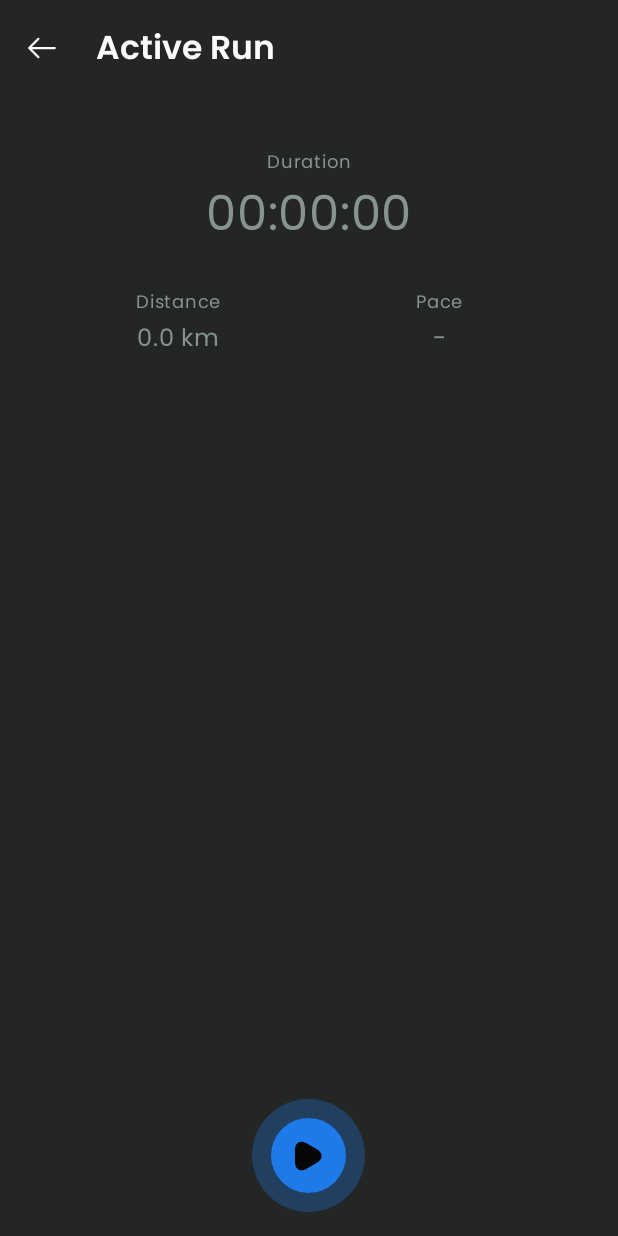
After one commit to Vincicent/RunApp, an Android app built with Jetpack Compose: the composable ActiveRunScreen shown on its own in the app's theme, on a phone screen of 412 x 824 dp. The commit adds this screen. Run offline under Robolectric (Android 15) with nearby library versions, the phone set to English and light mode, and no system bars.

Commit message:
feat(run) create active run screen skeleton

```diff
--- /dev/null
+++ b/core/domain/src/main/java/com/vincicent/core/domain/location/Location.kt
@@ -0,0 +1,6 @@
+package com.vincicent.core.domain.location
+
+data class Location(
+    val lat: Double,
+    val long: Double
+)
--- /dev/null
+++ b/core/domain/src/main/java/com/vincicent/core/domain/location/LocationWithAltitude.kt
@@ -0,0 +1,6 @@
+package com.vincicent.core.domain.location
+
+data class LocationWithAltitude(
+    val location: Location,
+    val altitude: Double
+)
--- /dev/null
+++ b/core/presentation/ui/src/main/java/com/vincicent/core/presentation/ui/RunDataFormatters.kt
@@ -0,0 +1,36 @@
+package com.vincicent.core.presentation.ui
+
+import kotlin.math.pow
+import kotlin.math.round
+import kotlin.math.roundToInt
+import kotlin.time.Duration
+
+fun Duration.formatted(): String {
+    val totalSeconds = inWholeSeconds
+    val hours = String.format("%02d", totalSeconds / 3600)
+    val minutes = String.format("%02d", (totalSeconds % 3600) / 60)
+    val seconds = String.format("%02d", totalSeconds % 60)
+
+    return "$hours:$minutes:$seconds"
+}
+
+fun Double.toFormattedKm(): String {
+    return "${this.roundToDecimals(1)} km"
+}
+
+fun Duration.toFormattedPace(distanceKm: Double): String {
+    if (this == Duration.ZERO || distanceKm <= 0.0) {
+        return "-"
+    }
+
+    val secondsPerKm = (this.inWholeSeconds / distanceKm).roundToInt()
+    val averagePaceMinutes = secondsPerKm / 60
+    val averagePaceSeconds = String.format("%02d", secondsPerKm % 60)
+
+    return "$averagePaceMinutes:$averagePaceSeconds / km"
+}
+
+private fun Double.roundToDecimals(decimalCount: Int): Double {
+    val factor = 10f.pow(decimalCount)
+    return round(this * factor) / factor
+}
--- a/run/domain/build.gradle.kts
+++ b/run/domain/build.gradle.kts
@@ -4,4 +4,6 @@ plugins {
 
 dependencies {
     implementation(libs.kotlinx.coroutines.core)
+
+    implementation(projects.core.domain)
 }
--- a/run/domain/src/main/java/com/vincicent/run/domain/MyClass.kt
+++ /dev/null
@@ -1,4 +0,0 @@
-package com.vincicent.run.domain
-
-class MyClass {
-}
--- /dev/null
+++ b/run/domain/src/main/java/com/vincicent/run/domain/RunData.kt
@@ -0,0 +1,10 @@
+package com.vincicent.run.domain
+
+import com.vincicent.core.domain.location.LocationTimestamp
+import kotlin.time.Duration
+
+data class RunData(
+    val distanceMeters: Int = 0,
+    val pace: Duration = Duration.ZERO,
+    val locations: List<List<LocationTimestamp>> = emptyList()
+)
--- /dev/null
+++ b/run/presentation/src/main/java/com/vincicent/run/presentation/active_run/ActiveRunScreen.kt
@@ -0,0 +1,99 @@
+@file:OptIn(ExperimentalMaterial3Api::class)
+
+package com.vincicent.run.presentation.active_run
+
+import androidx.compose.foundation.background
+import androidx.compose.foundation.layout.Box
+import androidx.compose.foundation.layout.fillMaxSize
+import androidx.compose.foundation.layout.fillMaxWidth
+import androidx.compose.foundation.layout.padding
+import androidx.compose.material3.ExperimentalMaterial3Api
+import androidx.compose.material3.MaterialTheme
+import androidx.compose.runtime.Composable
+import androidx.compose.ui.Modifier
+import androidx.compose.ui.res.stringResource
+import androidx.compose.ui.tooling.preview.Preview
+import androidx.compose.ui.unit.dp
+import com.vincicent.core.presentation.designsystem.RunAppTheme
+import com.vincicent.core.presentation.designsystem.StartIcon
+import com.vincicent.core.presentation.designsystem.StopIcon
+import com.vincicent.core.presentation.designsystem.components.RunAppFloatingActionButton
+import com.vincicent.core.presentation.designsystem.components.RunAppScaffold
+import com.vincicent.core.presentation.designsystem.components.RunAppToolbar
+import com.vincicent.run.presentation.R
+import com.vincicent.run.presentation.active_run.components.RunDataCard
+import org.koin.androidx.compose.koinViewModel
+
+@Composable
+fun ActiveRunScreenRoot(
+    viewModel: ActiveRunViewModel = koinViewModel()
+) {
+    ActiveRunScreen(
+        state = viewModel.state,
+        onAction = viewModel::onAction
+    )
+}
+
+@Composable
+fun ActiveRunScreen(
+    state: ActiveRunState,
+    onAction: (ActiveRunAction) -> Unit
+) {
+    RunAppScaffold(
+        withGradient = false,
+        topAppBar = {
+            RunAppToolbar(
+                showBackButton = true,
+                title = stringResource(id = R.string.active_run),
+                onBackClick = {
+                    onAction(ActiveRunAction.OnBackClick)
+                }
+            )
+        },
+        floatingActionButton = {
+            RunAppFloatingActionButton(
+                icon = if (state.shouldTrack) {
+                    StopIcon
+                } else {
+                    StartIcon
+                },
+                onClick = {
+                    onAction(ActiveRunAction.OnToggleRunClick)
+                },
+                iconSize = 20.dp,
+                contentDescription = if (state.shouldTrack) {
+                    stringResource(id = R.string.pause_run)
+                } else {
+                    stringResource(id = R.string.start_run)
+                }
+            )
+        }
+    ) { padding ->
+        Box(
+            modifier = Modifier
+                .fillMaxSize()
+                .background(MaterialTheme.colorScheme.surface)
+        ) {
+            RunDataCard(
+                elapsedTime = state.elapsedTime,
+                runData = state.runData,
+                modifier = Modifier
+                    .padding(16.dp)
+                    .padding(padding)
+                    .fillMaxWidth()
+            )
+        }
+
+    }
+}
+
+@Preview
+@Composable
+private fun ActiveRunScreenPreview() {
+    RunAppTheme {
+        ActiveRunScreen(
+            state = ActiveRunState(),
+            onAction = {}
+        )
+    }
+}
--- /dev/null
+++ b/run/presentation/src/main/java/com/vincicent/run/presentation/active_run/ActiveRunState.kt
@@ -0,0 +1,15 @@
+package com.vincicent.run.presentation.active_run
+
+import com.vincicent.core.domain.location.Location
+import com.vincicent.run.domain.RunData
+import kotlin.time.Duration
+
+data class ActiveRunState(
+    val elapsedTime: Duration = Duration.ZERO,
+    val runData: RunData = RunData(),
+    val shouldTrack: Boolean = false,
+    val hasStartedRunning: Boolean = false,
+    val currentLocation: Location? = null,
+    val isRunFinished: Boolean = false,
+    val isSavingRun: Boolean = false
+)
--- /dev/null
+++ b/run/presentation/src/main/java/com/vincicent/run/presentation/active_run/components/RunDataCard.kt
@@ -0,0 +1,115 @@
+package com.vincicent.run.presentation.active_run.components
+
+import androidx.compose.foundation.background
+import androidx.compose.foundation.layout.Arrangement
+import androidx.compose.foundation.layout.Column
+import androidx.compose.foundation.layout.Row
+import androidx.compose.foundation.layout.Spacer
+import androidx.compose.foundation.layout.defaultMinSize
+import androidx.compose.foundation.layout.fillMaxWidth
+import androidx.compose.foundation.layout.height
+import androidx.compose.foundation.layout.padding
+import androidx.compose.foundation.shape.RoundedCornerShape
+import androidx.compose.material3.MaterialTheme
+import androidx.compose.material3.Text
+import androidx.compose.runtime.Composable
+import androidx.compose.ui.Alignment
+import androidx.compose.ui.Modifier
+import androidx.compose.ui.draw.clip
+import androidx.compose.ui.res.stringResource
+import androidx.compose.ui.tooling.preview.Preview
+import androidx.compose.ui.unit.TextUnit
+import androidx.compose.ui.unit.dp
+import androidx.compose.ui.unit.sp
+import com.vincicent.core.presentation.designsystem.RunAppTheme
+import com.vincicent.core.presentation.ui.formatted
+import com.vincicent.core.presentation.ui.toFormattedKm
+import com.vincicent.core.presentation.ui.toFormattedPace
+import com.vincicent.run.domain.RunData
+import com.vincicent.run.presentation.R
+import kotlin.time.Duration
+import kotlin.time.Duration.Companion.hours
+import kotlin.time.Duration.Companion.minutes
+
+private const val ONE_KM_IN_METERS = 1000.0
+
+@Composable
+fun RunDataCard(
+    elapsedTime: Duration,
+    runData: RunData,
+    modifier: Modifier = Modifier
+) {
+    Column(
+        modifier = modifier
+            .clip(RoundedCornerShape(15.dp))
+            .background(MaterialTheme.colorScheme.surface)
+            .padding(16.dp),
+        horizontalAlignment = Alignment.CenterHorizontally
+    ) {
+        RunDataItem(
+            title = stringResource(id = R.string.duration),
+            value = elapsedTime.formatted(),
+            valueFontSize = 32.sp
+        )
+        Spacer(modifier = Modifier.height(24.dp))
+        Row(
+            modifier = Modifier
+                .fillMaxWidth(),
+            verticalAlignment = Alignment.CenterVertically,
+            horizontalArrangement = Arrangement.SpaceAround
+        ) {
+            RunDataItem(
+                title = stringResource(id = R.string.distance),
+                value = (runData.distanceMeters / ONE_KM_IN_METERS).toFormattedKm(),
+                modifier = Modifier
+                    .defaultMinSize(minWidth = 75.dp)
+            )
+            RunDataItem(
+                title = stringResource(id = R.string.pace),
+                value = elapsedTime.toFormattedPace(
+                    distanceKm = (runData.distanceMeters / ONE_KM_IN_METERS)
+                ),
+                modifier = Modifier
+                    .defaultMinSize(minWidth = 75.dp)
+            )
+        }
+    }
+}
+
+@Composable
+private fun RunDataItem(
+    title: String,
+    value: String,
+    modifier: Modifier = Modifier,
+    valueFontSize: TextUnit = 16.sp
+) {
+    Column(
+        modifier = modifier,
+        horizontalAlignment = Alignment.CenterHorizontally
+    ) {
+        Text(
+            text = title,
+            color = MaterialTheme.colorScheme.onSurfaceVariant,
+            fontSize = 12.sp
+        )
+        Text(
+            text = value,
+            color = MaterialTheme.colorScheme.onSurfaceVariant,
+            fontSize = valueFontSize
+        )
+    }
+}
+
+@Preview
+@Composable
+private fun RunDataCardPreview() {
+    RunAppTheme {
+        RunDataCard(
+            elapsedTime = 10.minutes,
+            runData = RunData(
+                distanceMeters = 45,
+                pace = 2.hours
+            )
+        )
+    }
+}
--- a/run/presentation/src/main/java/com/vincicent/run/presentation/di/RunPresentationModule.kt
+++ b/run/presentation/src/main/java/com/vincicent/run/presentation/di/RunPresentationModule.kt
@@ -1,9 +1,11 @@
 package com.vincicent.run.presentation.di
 
+import com.vincicent.run.presentation.active_run.ActiveRunViewModel
 import com.vincicent.run.presentation.run_overview.RunOverviewViewModel
 import org.koin.androidx.viewmodel.dsl.viewModelOf
 import org.koin.dsl.module
 
 val runPresentationModule = module {
     viewModelOf(::RunOverviewViewModel)
+    viewModelOf(::ActiveRunViewModel)
 }
```
Also changed, not shown: app/src/main/java/com/vincicent/runapp/navigation/NavigationRoot.kt (+9 -1 lines), core/domain/src/main/java/com/vincicent/core/domain/location/LocationTimestamp.kt (added, +8 -0 lines), run/presentation/src/main/java/com/vincicent/run/presentation/active_run/ActiveRunAction.kt (added, +8 -0 lines), run/presentation/src/main/java/com/vincicent/run/presentation/active_run/ActiveRunEvent.kt (added, +8 -0 lines), run/presentation/src/main/java/com/vincicent/run/presentation/active_run/ActiveRunViewModel.kt (added, +22 -0 lines), run/presentation/src/main/java/com/vincicent/run/presentation/run_overview/RunOverviewScreen.kt (+8 -1 lines).
